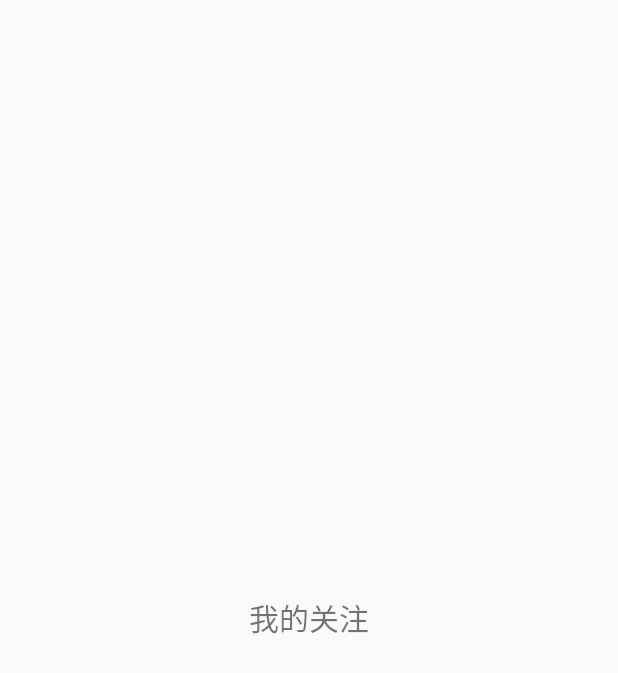
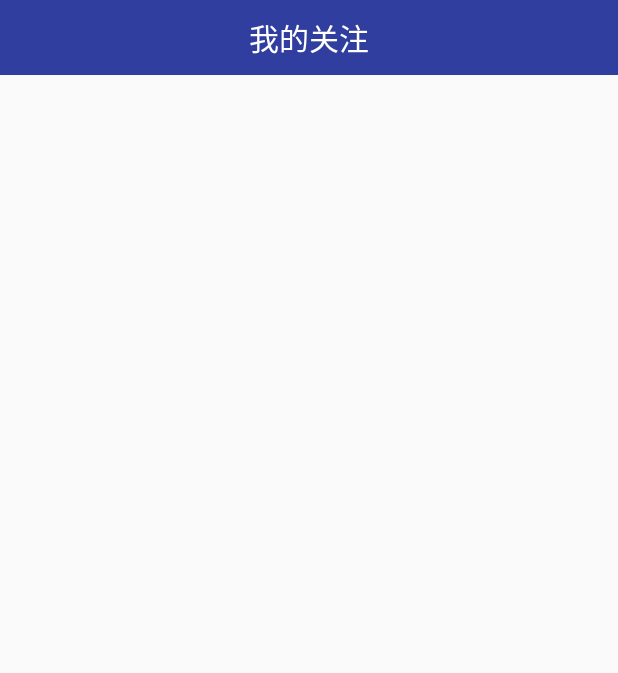
Before and after one commit to pwalan/DFood, an Android app: the ShowConcernActivity screen opened directly, with no data from a screen before it, on a phone screen of 412 x 824 dp. Before the commit the part shown is almost empty. Shown: the top 673 px of the screen. Run offline under Robolectric (Android 15) with nearby library versions, the phone set to English and light mode, and no system bars.

```diff
--- a/app/src/main/java/github/com/pwalan/dfood/App.java
+++ b/app/src/main/java/github/com/pwalan/dfood/App.java
@@ -16,7 +16,7 @@ public class App extends Application{
         username="";
         uid =0;
         headurl="";
-        server="http://10.8.65.31:8080/AndroidServer/";
+        server="http://pwalan.cn/AndroidServer/";
         super.onCreate();
     }
 
--- a/app/src/main/java/github/com/pwalan/dfood/ShowConcernActivity.java
+++ b/app/src/main/java/github/com/pwalan/dfood/ShowConcernActivity.java
@@ -1,17 +1,48 @@
 package github.com.pwalan.dfood;
 
+import android.graphics.Bitmap;
 import android.support.v7.app.ActionBarActivity;
 import android.os.Bundle;
 import android.view.Menu;
 import android.view.MenuItem;
+import android.widget.ListView;
+
+import org.json.JSONArray;
+import org.json.JSONObject;
+
+import java.util.ArrayList;
+import java.util.List;
+import java.util.Map;
 
 
 public class ShowConcernActivity extends ActionBarActivity {
+    //获取数据
+    protected static final int GET_DATA = 1;
+    //获取图片
+    protected static final int GET_PICS=2;
+
+    private App app;
+    private ListView clist;
+    List<Map<String, Object>> listItems;
+    private JSONObject response;
+    private JSONArray data;
+    private int count=0;
+    private Bitmap bitmap;
 
     @Override
     protected void onCreate(Bundle savedInstanceState) {
         super.onCreate(savedInstanceState);
         setContentView(R.layout.activity_show_concern);
+        app=(App)getApplication();
+        clist=(ListView)findViewById(R.id.clist);
+        listItems=new ArrayList<Map<String, Object>>();
+        getData();
     }
 
+    /**
+     * 获取关注数据
+     */
+    private void getData(){
+
+    }
 }
--- a/app/src/main/java/github/com/pwalan/dfood/ShowFavoritesActivity.java
+++ b/app/src/main/java/github/com/pwalan/dfood/ShowFavoritesActivity.java
@@ -54,7 +54,7 @@ public class ShowFavoritesActivity extends Activity {
     }
 
     /**
-     * 获取收藏的数据
+     * 获取收藏数据
      */
     private void getData() {
         new Thread(new Runnable() {
--- a/app/src/main/res/layout/activity_show_concern.xml
+++ b/app/src/main/res/layout/activity_show_concern.xml
@@ -1,16 +1,25 @@
 <RelativeLayout xmlns:android="http://schemas.android.com/apk/res/android"
-    xmlns:tools="http://schemas.android.com/tools" android:layout_width="match_parent"
-    android:layout_height="match_parent" android:paddingLeft="@dimen/activity_horizontal_margin"
-    android:paddingRight="@dimen/activity_horizontal_margin"
-    android:paddingTop="@dimen/activity_vertical_margin"
-    android:paddingBottom="@dimen/activity_vertical_margin"
+    xmlns:tools="http://schemas.android.com/tools"
+    android:layout_width="match_parent"
+    android:layout_height="match_parent"
     tools:context="github.com.pwalan.dfood.ShowConcernActivity">
 
     <TextView
-        android:layout_width="wrap_content"
+        android:id="@+id/tv01"
+        android:layout_alignParentTop="true"
+        android:layout_width="match_parent"
+        android:layout_height="50dp"
+        android:layout_centerInParent="true"
+        android:gravity="center"
+        android:text="我的关注"
+        android:textSize="20dp"
+        android:textColor="@color/white"
+        android:background="@color/colorPrimaryDark"/>
+
+    <ListView
+        android:id="@+id/clist"
+        android:layout_width="match_parent"
         android:layout_height="wrap_content"
-        android:layout_centerInParent="true"
-        android:text="我的关注"
-        android:textSize="20dp" />
+        android:layout_below="@id/tv01" />
 
 </RelativeLayout>
```
Also changed, not shown: app/src/main/java/github/com/pwalan/dfood/ShowPersonInf.java (+30 -3 lines), app/src/main/java/github/com/pwalan/dfood/ShowRecipeActivity.java (+4 -6 lines), app/src/main/res/layout/concern_item.xml (added, +34 -0 lines).
